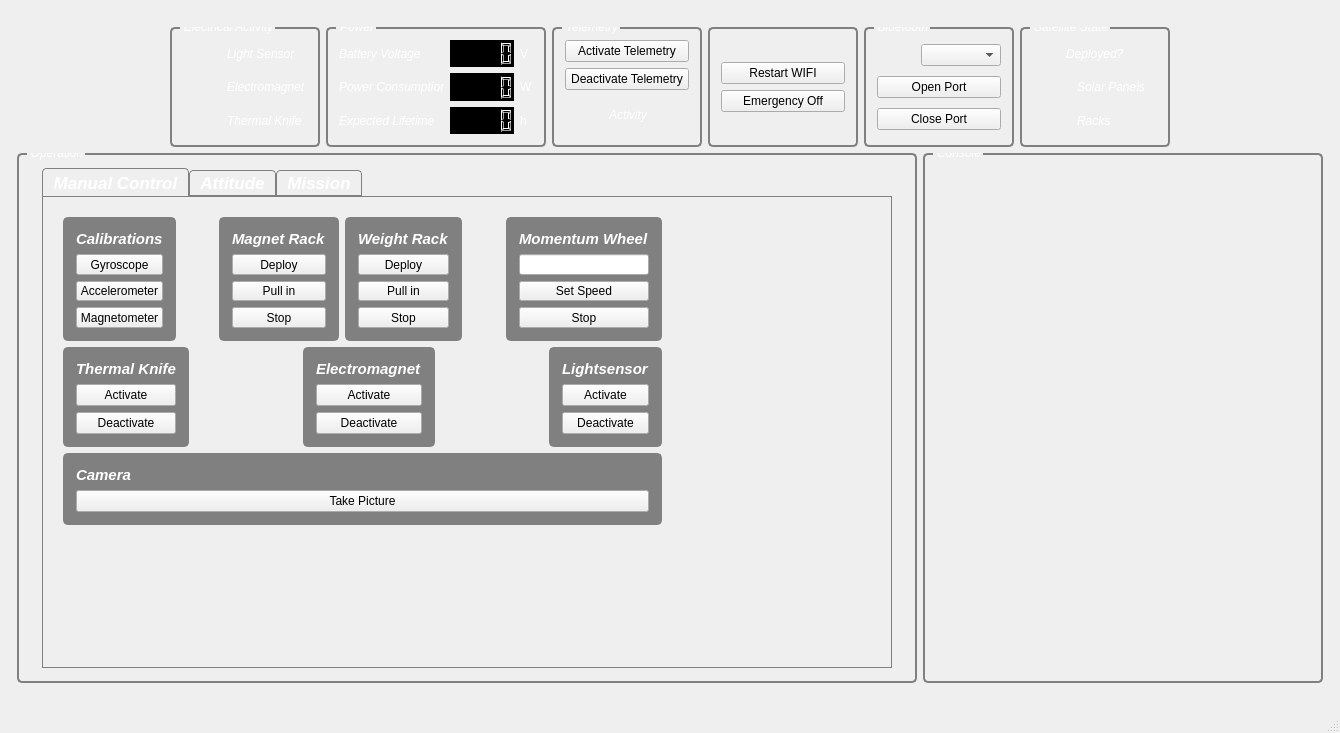
Old version of the form groundstation.ui in the repository lxbader/frogstation.
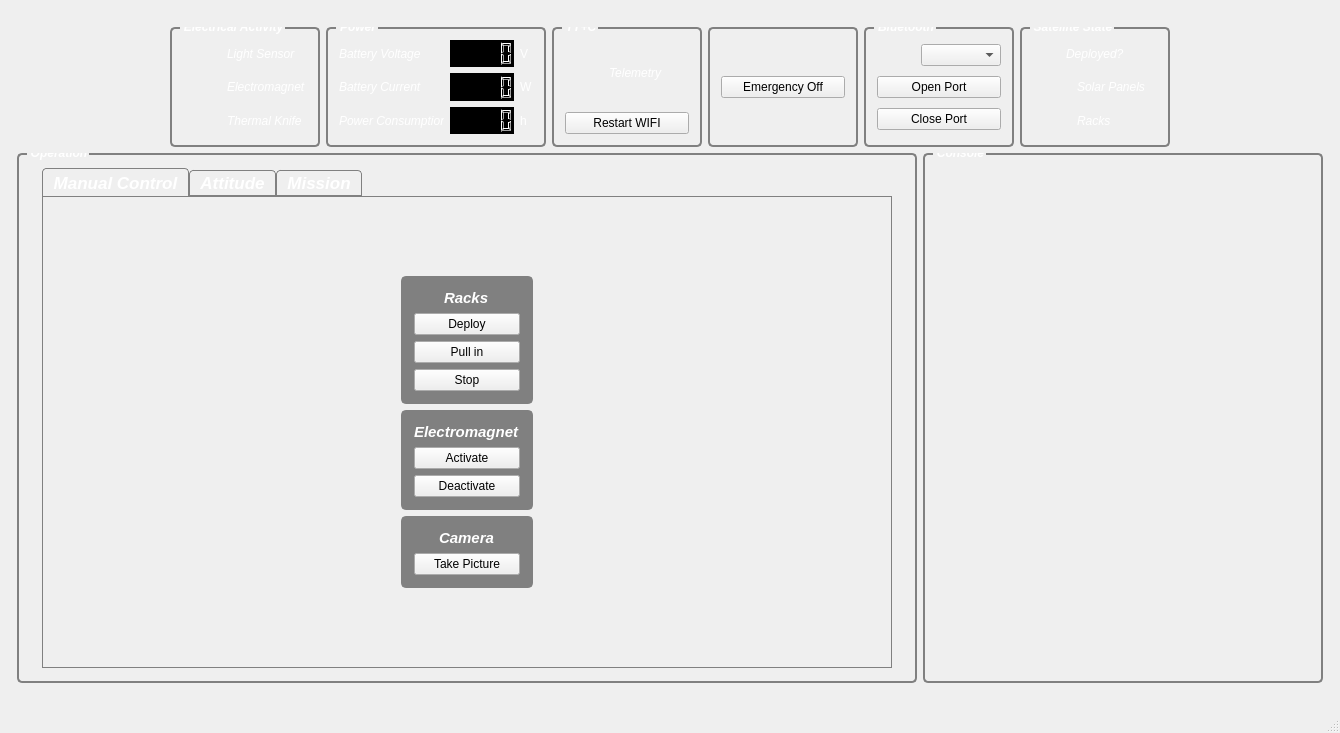
New version of the form. The open tabs and pages were chosen to show the change. Icons and pictures are not drawn. Custom widgets are drawn as their Qt base class.

```diff
--- a/groundstation.ui
+++ b/groundstation.ui
@@ -102,7 +102,9 @@
           </property>
           <property name="font">
            <font>
+            <weight>75</weight>
             <italic>true</italic>
+            <bold>true</bold>
            </font>
           </property>
           <property name="title">
@@ -231,7 +233,9 @@
           </property>
           <property name="font">
            <font>
+            <weight>75</weight>
             <italic>true</italic>
+            <bold>true</bold>
            </font>
           </property>
           <property name="title">
@@ -280,7 +284,7 @@
                 </font>
                </property>
                <property name="text">
-                <string>Power Consumption</string>
+                <string>Battery Current</string>
                </property>
               </widget>
              </item>
@@ -294,7 +298,7 @@
                 </font>
                </property>
                <property name="text">
-                <string>Expected Lifetime</string>
+                <string>Power Consumption</string>
                </property>
               </widget>
              </item>
@@ -333,29 +337,17 @@
           </property>
           <property name="font">
            <font>
+            <weight>75</weight>
             <italic>true</italic>
+            <bold>true</bold>
            </font>
           </property>
           <property name="title">
-           <string>Telemetry</string>
+           <string>TT+C</string>
           </property>
           <layout class="QVBoxLayout" name="verticalLayout_13">
            <item>
             <layout class="QVBoxLayout" name="verticalLayout_8">
-             <item>
-              <widget class="QPushButton" name="activateTelemetryButton">
-               <property name="text">
-                <string>Activate Telemetry</string>
-               </property>
-              </widget>
-             </item>
-             <item>
-              <widget class="QPushButton" name="deactivateTelemetryButton">
-               <property name="text">
-                <string>Deactivate Telemetry</string>
-               </property>
-              </widget>
-             </item>
              <item>
               <layout class="QHBoxLayout" name="horizontalLayout_19">
                <item>
@@ -383,12 +375,19 @@
                   </font>
                  </property>
                  <property name="text">
-                  <string>Activity</string>
+                  <string>Telemetry</string>
                  </property>
                 </widget>
                </item>
               </layout>
              </item>
+             <item>
+              <widget class="QPushButton" name="restartWifiButton">
+               <property name="text">
+                <string>Restart WIFI</string>
+               </property>
+              </widget>
+             </item>
             </layout>
            </item>
           </layout>
@@ -414,13 +413,6 @@
           <layout class="QVBoxLayout" name="verticalLayout_37">
            <item>
             <layout class="QVBoxLayout" name="verticalLayout_36">
-             <item>
-              <widget class="QPushButton" name="restartWifiButton">
-               <property name="text">
-                <string>Restart WIFI</string>
-               </property>
-              </widget>
-             </item>
              <item>
               <widget class="QPushButton" name="emergencyOffButton">
                <property name="text">
@@ -449,7 +441,9 @@
           </property>
           <property name="font">
            <font>
+            <weight>75</weight>
             <italic>true</italic>
+            <bold>true</bold>
            </font>
           </property>
           <property name="title">
@@ -510,7 +504,9 @@
           </property>
           <property name="font">
            <font>
+            <weight>75</weight>
             <italic>true</italic>
+            <bold>true</bold>
            </font>
           </property>
           <property name="title">
@@ -631,7 +627,9 @@
           </property>
           <property name="font">
            <font>
+            <weight>75</weight>
             <italic>true</italic>
+            <bold>true</bold>
            </font>
           </property>
           <property name="title">
@@ -661,82 +659,43 @@
               </font>
              </property>
              <property name="currentIndex">
-              <number>2</number>
+              <number>0</number>
              </property>
              <widget class="QWidget" name="generalTab">
               <attribute name="title">
                <string>Manual Control</string>
               </attribute>
-              <widget class="QWidget" name="layoutWidget">
-               <property name="geometry">
-                <rect>
-                 <x>9</x>
-                 <y>9</y>
-                 <width>621</width>
-                 <height>330</height>
-                </rect>
-               </property>
+              <layout class="QHBoxLayout" name="horizontalLayout_23">
+               <item>
+                <spacer name="horizontalSpacer_2">
+                 <property name="orientation">
+                  <enum>Qt::Horizontal</enum>
+                 </property>
+                 <property name="sizeHint" stdset="0">
+                  <size>
+                   <width>40</width>
+                   <height>20</height>
+                  </size>
+                 </property>
+                </spacer>
+               </item>
+               <item>
                <layout class="QVBoxLayout" name="verticalLayout_26">
+                 <item>
+                  <spacer name="verticalSpacer_7">
+                   <property name="orientation">
+                    <enum>Qt::Vertical</enum>
+                   </property>
+                   <property name="sizeHint" stdset="0">
+                    <size>
+                     <width>20</width>
+                     <height>40</height>
+                    </size>
+                   </property>
+                  </spacer>
+                 </item>
                 <item>
                  <layout class="QHBoxLayout" name="horizontalLayout_2">
-                  <item>
-                   <widget class="QGroupBox" name="groupBox_calibrations">
-                    <property name="title">
-                     <string/>
-                    </property>
-                    <layout class="QVBoxLayout" name="verticalLayout_17">
-                     <item alignment="Qt::AlignHCenter|Qt::AlignVCenter">
-                      <widget class="QLabel" name="label">
-                       <property name="font">
-                        <font>
-                         <pointsize>11</pointsize>
-                         <weight>75</weight>
-                         <italic>true</italic>
-                         <bold>true</bold>
-                        </font>
-                       </property>
-                       <property name="text">
-                        <string>Calibrations</string>
-                       </property>
-                      </widget>
-                     </item>
-                     <item>
-                      <widget class="QPushButton" name="calibrateGyroscopeButton">
-                       <property name="text">
-                        <string>Gyroscope</string>
-                       </property>
-                      </widget>
-                     </item>
-                     <item>
-                      <widget class="QPushButton" name="calibrateAccelerometerButton">
-                       <property name="text">
-                        <string>Accelerometer</string>
-                       </property>
-                      </widget>
-                     </item>
-                     <item>
-                      <widget class="QPushButton" name="calibrateMagnetometerButton">
-                       <property name="text">
-                        <string>Magnetometer</string>
-                       </property>
-                      </widget>
-                     </item>
-                    </layout>
-                   </widget>
-                  </item>
-                  <item>
-                   <spacer name="horizontalSpacer_2">
-                    <property name="orientation">
-                     <enum>Qt::Horizontal</enum>
-                    </property>
-                    <property name="sizeHint" stdset="0">
-                     <size>
-                      <width>40</width>
-                      <height>20</height>
-                     </size>
-                    </property>
-                   </spacer>
-                  </item>
                   <item>
                    <widget class="QGroupBox" name="groupBox_magnetRack">
                     <property name="title">
@@ -754,125 +713,26 @@
                         </font>
                        </property>
                        <property name="text">
-                        <string>Magnet Rack</string>
+                         <string>Racks</string>
                        </property>
                       </widget>
                      </item>
                      <item>
-                      <widget class="QPushButton" name="deployMRackButton">
+                       <widget class="QPushButton" name="deployRacksButton">
                        <property name="text">
                         <string>Deploy</string>
                        </property>
                       </widget>
                      </item>
                      <item>
-                      <widget class="QPushButton" name="pullMRackButton">
+                       <widget class="QPushButton" name="pullRacksButton">
                        <property name="text">
                         <string>Pull in</string>
                        </property>
                       </widget>
                      </item>
                      <item>
-                      <widget class="QPushButton" name="stopMRackButton">
-                       <property name="text">
-                        <string>Stop</string>
-                       </property>
-                      </widget>
-                     </item>
-                    </layout>
-                   </widget>
-                  </item>
-                  <item>
-                   <widget class="QGroupBox" name="groupBox_weightRack">
-                    <property name="title">
-                     <string/>
-                    </property>
-                    <layout class="QVBoxLayout" name="verticalLayout_30">
-                     <item alignment="Qt::AlignHCenter">
-                      <widget class="QLabel" name="label_11">
-                       <property name="font">
-                        <font>
-                         <pointsize>11</pointsize>
-                         <weight>75</weight>
-                         <italic>true</italic>
-                         <bold>true</bold>
-                        </font>
-                       </property>
-                       <property name="text">
-                        <string>Weight Rack</string>
-                       </property>
-                      </widget>
-                     </item>
-                     <item>
-                      <widget class="QPushButton" name="deployCRackButton">
-                       <property name="text">
-                        <string>Deploy</string>
-                       </property>
-                      </widget>
-                     </item>
-                     <item>
-                      <widget class="QPushButton" name="pullCRackButton">
-                       <property name="text">
-                        <string>Pull in</string>
-                       </property>
-                      </widget>
-                     </item>
-                     <item>
-                      <widget class="QPushButton" name="stopCRackButton">
-                       <property name="text">
-                        <string>Stop</string>
-                       </property>
-                      </widget>
-                     </item>
-                    </layout>
-                   </widget>
-                  </item>
-                  <item>
-                   <spacer name="horizontalSpacer_3">
-                    <property name="orientation">
-                     <enum>Qt::Horizontal</enum>
-                    </property>
-                    <property name="sizeHint" stdset="0">
-                     <size>
-                      <width>40</width>
-                      <height>20</height>
-                     </size>
-                    </property>
-                   </spacer>
-                  </item>
-                  <item>
-                   <widget class="QGroupBox" name="groupBox_momentumWheel">
-                    <property name="title">
-                     <string/>
-                    </property>
-                    <layout class="QVBoxLayout" name="verticalLayout_29">
-                     <item alignment="Qt::AlignHCenter">
-                      <widget class="QLabel" name="label_12">
-                       <property name="font">
-                        <font>
-                         <pointsize>11</pointsize>
-                         <weight>75</weight>
-                         <italic>true</italic>
-                         <bold>true</bold>
-                        </font>
-                       </property>
-                       <property name="text">
-                        <string>Momentum Wheel</string>
-                       </property>
-                      </widget>
-                     </item>
-                     <item>
-                      <widget class="QLineEdit" name="HBALineEdit"/>
-                     </item>
-                     <item>
-                      <widget class="QPushButton" name="setHBAButton">
-                       <property name="text">
-                        <string>Set Speed</string>
-                       </property>
-                      </widget>
-                     </item>
-                     <item>
-                      <widget class="QPushButton" name="stopHBAButton">
+                       <widget class="QPushButton" name="stopRacksButton">
                        <property name="text">
                         <string>Stop</string>
                        </property>
@@ -885,57 +745,6 @@
                 </item>
                 <item>
                  <layout class="QHBoxLayout" name="horizontalLayout_11">
-                  <item>
-                   <widget class="QGroupBox" name="groupBox_thermalKnife">
-                    <property name="title">
-                     <string/>
-                    </property>
-                    <layout class="QVBoxLayout" name="verticalLayout">
-                     <item alignment="Qt::AlignHCenter">
-                      <widget class="QLabel" name="label_13">
-                       <property name="font">
-                        <font>
-                         <pointsize>11</pointsize>
-                         <weight>75</weight>
-                         <italic>true</italic>
-                         <bold>true</bold>
-                        </font>
-                       </property>
-                       <property name="text">
-                        <string>Thermal Knife</string>
-                       </property>
-                      </widget>
-                     </item>
-                     <item>
-                      <widget class="QPushButton" name="activateThermalKnifeButton">
-                       <property name="text">
-                        <string>Activate</string>
-                       </property>
-                      </widget>
-                     </item>
-                     <item>
-                      <widget class="QPushButton" name="deactivateThermalKnifeButton">
-                       <property name="text">
-                        <string>Deactivate</string>
-                       </property>
-                      </widget>
-                     </item>
-                    </layout>
-                   </widget>
-                  </item>
-                  <item>
-                   <spacer name="horizontalSpacer_4">
-                    <property name="orientation">
-                     <enum>Qt::Horizontal</enum>
-                    </property>
-                    <property name="sizeHint" stdset="0">
-                     <size>
-                      <width>40</width>
-                      <height>20</height>
-                     </size>
-                    </property>
-                   </spacer>
-                  </item>
                   <item>
                    <widget class="QGroupBox" name="groupBox_electromagnet">
                     <property name="title">
@@ -974,57 +783,6 @@
                     </layout>
                    </widget>
                   </item>
-                  <item>
-                   <spacer name="horizontalSpacer_5">
-                    <property name="orientation">
-                     <enum>Qt::Horizontal</enum>
-                    </property>
-                    <property name="sizeHint" stdset="0">
-                     <size>
-                      <width>40</width>
-                      <height>20</height>
-                     </size>
-                    </property>
-                   </spacer>
-                  </item>
-                  <item>
-                   <widget class="QGroupBox" name="groupBox_lightsensor">
-                    <property name="title">
-                     <string/>
-                    </property>
-                    <layout class="QVBoxLayout" name="verticalLayout_24">
-                     <item alignment="Qt::AlignHCenter">
-                      <widget class="QLabel" name="label_16">
-                       <property name="font">
-                        <font>
-                         <pointsize>11</pointsize>
-                         <weight>75</weight>
-                         <italic>true</italic>
-                         <bold>true</bold>
-                        </font>
-                       </property>
-                       <property name="text">
-                        <string>Lightsensor</string>
-                       </property>
-                      </widget>
-                     </item>
-                     <item>
-                      <widget class="QPushButton" name="activateLightsensorButton">
-                       <property name="text">
-                        <string>Activate</string>
-                       </property>
-                      </widget>
-                     </item>
-                     <item>
-                      <widget class="QPushButton" name="deactivateLightsensorButton">
-                       <property name="text">
-                        <string>Deactivate</string>
-                       </property>
-                      </widget>
-                     </item>
-                    </layout>
-                   </widget>
-                  </item>
                  </layout>
                 </item>
                 <item>
@@ -1033,7 +791,7 @@
                    <string/>
                   </property>
                   <layout class="QVBoxLayout" name="verticalLayout_25">
-                   <item>
+                    <item alignment="Qt::AlignHCenter">
                     <widget class="QLabel" name="label_33">
                      <property name="font">
                       <font>
@@ -1058,8 +816,35 @@
                   </layout>
                  </widget>
                 </item>
-               </layout>
-              </widget>
+                 <item>
+                  <spacer name="verticalSpacer_6">
+                   <property name="orientation">
+                    <enum>Qt::Vertical</enum>
+                   </property>
+                   <property name="sizeHint" stdset="0">
+                    <size>
+                     <width>20</width>
+                     <height>40</height>
+                    </size>
+                   </property>
+                  </spacer>
+                 </item>
+                </layout>
+               </item>
+               <item>
+                <spacer name="horizontalSpacer_3">
+                 <property name="orientation">
+                  <enum>Qt::Horizontal</enum>
+                 </property>
+                 <property name="sizeHint" stdset="0">
+                  <size>
+                   <width>40</width>
+                   <height>20</height>
+                  </size>
+                 </property>
+                </spacer>
+               </item>
+              </layout>
              </widget>
              <widget class="QWidget" name="rotationTab">
               <attribute name="title">
@@ -1075,18 +860,20 @@
                      <property name="minimumSize">
                       <size>
                        <width>400</width>
-                       <height>220</height>
+                       <height>215</height>
                       </size>
                      </property>
                      <property name="maximumSize">
                       <size>
                        <width>400</width>
-                       <height>220</height>
+                       <height>215</height>
                       </size>
                      </property>
                      <property name="font">
                       <font>
+                       <weight>75</weight>
                        <italic>true</italic>
+                       <bold>true</bold>
                       </font>
                      </property>
                      <property name="title">
@@ -1117,18 +904,20 @@
                      <property name="minimumSize">
                       <size>
                        <width>400</width>
-                       <height>220</height>
+                       <height>215</height>
                       </size>
                      </property>
                      <property name="maximumSize">
                       <size>
                        <width>400</width>
-                       <height>220</height>
+                       <height>215</height>
                       </size>
                      </property>
                      <property name="font">
                       <font>
+                       <weight>75</weight>
                        <italic>true</italic>
+                       <bold>true</bold>
                       </font>
                      </property>
                      <property name="title">
@@ -1393,7 +1182,7 @@
                                </widget>
                               </item>
                               <item>
-                               <widget class="QLineEdit" name="orientationLineEdit_2">
+                               <widget class="QLineEdit" name="rotationLineEdit">
                                 <property name="text">
                                  <string>0</string>
                                 </property>
@@ -1675,7 +1464,9 @@
                      </property>
                      <property name="font">
                       <font>
+                       <weight>75</weight>
                        <italic>true</italic>
+                       <bold>true</bold>
                       </font>
                      </property>
                      <property name="title">
@@ -1708,7 +1499,9 @@
                      </property>
                      <property name="font">
                       <font>
+                       <weight>75</weight>
                        <italic>true</italic>
+                       <bold>true</bold>
                       </font>
                      </property>
                      <property name="title">
@@ -1800,7 +1593,9 @@
           </property>
           <property name="font">
            <font>
+            <weight>75</weight>
             <italic>true</italic>
+            <bold>true</bold>
            </font>
           </property>
           <property name="title">
```
Lines whose indentation alone changed are shown as unchanged.
